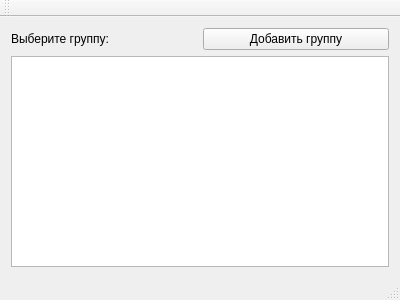
The window that MainWindow.ui (sarum9in/Schedule) describes before a commit, drawn with Qt 5.
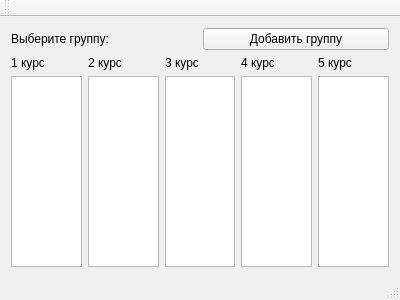
The same window after the commit.

Commit message: MainWindow group list split.

```diff
--- a/MainWindow.ui
+++ b/MainWindow.ui
@@ -30,7 +30,58 @@
      </widget>
     </item>
     <item row="1" column="0" colspan="2">
-     <widget class="QTableView" name="tableView"/>
+     <layout class="QGridLayout" name="gridLayout_2">
+      <item row="1" column="0">
+       <widget class="QListView" name="course1List"/>
+      </item>
+      <item row="1" column="1">
+       <widget class="QListView" name="course2List"/>
+      </item>
+      <item row="1" column="4">
+       <widget class="QListView" name="course5List"/>
+      </item>
+      <item row="1" column="2">
+       <widget class="QListView" name="course3List"/>
+      </item>
+      <item row="1" column="3">
+       <widget class="QListView" name="course4List"/>
+      </item>
+      <item row="0" column="0">
+       <widget class="QLabel" name="label_2">
+        <property name="text">
+         <string>1 курс</string>
+        </property>
+       </widget>
+      </item>
+      <item row="0" column="1">
+       <widget class="QLabel" name="label_3">
+        <property name="text">
+         <string>2 курс</string>
+        </property>
+       </widget>
+      </item>
+      <item row="0" column="2">
+       <widget class="QLabel" name="label_4">
+        <property name="text">
+         <string>3 курс</string>
+        </property>
+       </widget>
+      </item>
+      <item row="0" column="3">
+       <widget class="QLabel" name="label_5">
+        <property name="text">
+         <string>4 курс</string>
+        </property>
+       </widget>
+      </item>
+      <item row="0" column="4">
+       <widget class="QLabel" name="label_6">
+        <property name="text">
+         <string>5 курс</string>
+        </property>
+       </widget>
+      </item>
+     </layout>
     </item>
    </layout>
   </widget>
```
Left out of the diff: 14 changed lines with no effect on the pictures.
